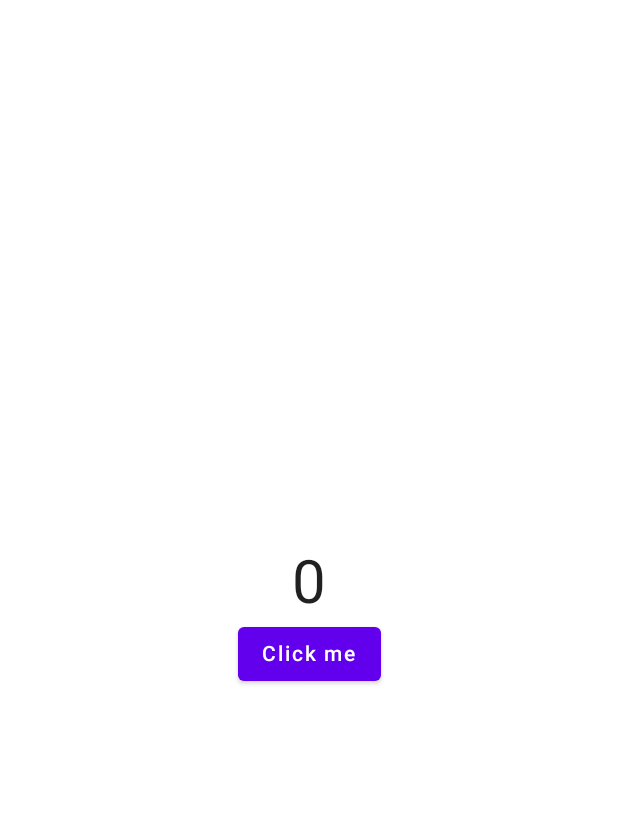
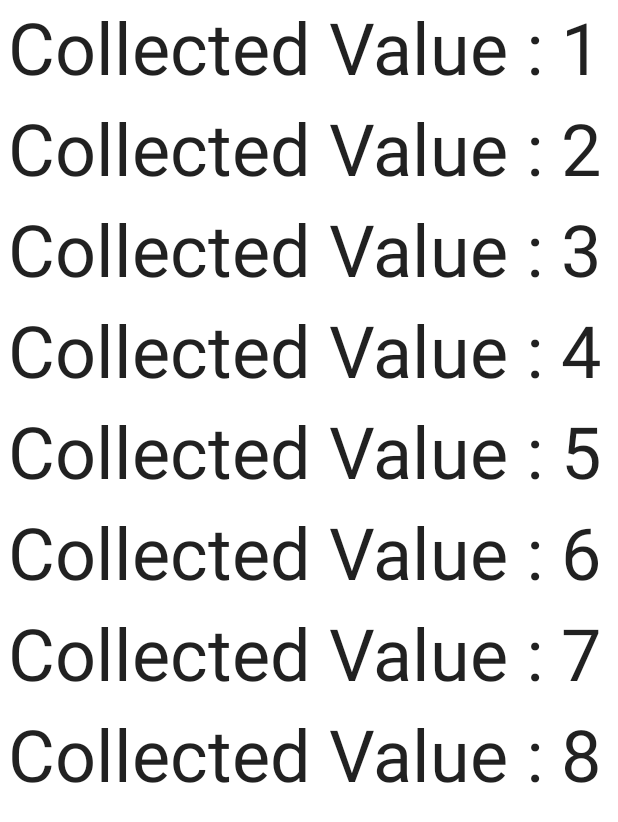
Before and after one commit to ask0908/CoreJetpackComposeBookCode, an Android app built with Jetpack Compose: the screen it shows after launch (FlowActivity before the commit, SharedFlowActivity after it), on a phone screen of 412 x 824 dp. Shown: the top 822 px of the screen. Run offline under Robolectric (Android 15) with nearby library versions, the phone set to English and light mode, and no system bars.

Commit message:
51장까지
책 1회독 끝

```diff
--- a/app/src/main/AndroidManifest.xml
+++ b/app/src/main/AndroidManifest.xml
@@ -14,26 +14,39 @@
         android:theme="@style/Theme.ComposeBookExample"
         tools:targetApi="31">
         <activity
+            android:name=".SharedFlowActivity"
+            android:exported="true"
+            android:label="@string/title_activity_shared_flow"
+            android:theme="@style/Theme.ComposeBookExample">
+            <intent-filter>
+                <action android:name="android.intent.action.MAIN" />
+
+                <category android:name="android.intent.category.LAUNCHER" />
+            </intent-filter>
+        </activity>
+        <activity
             android:name=".TestActivity"
             android:exported="true"
             android:label="@string/title_activity_test"
+            android:theme="@style/Theme.ComposeBookExample">
+
+            <!-- <intent-filter> -->
+            <!-- <action android:name="android.intent.action.MAIN" /> -->
+
+
+            <!-- <category android:name="android.intent.category.LAUNCHER" /> -->
+            <!-- </intent-filter> -->
+        </activity>
+        <activity
+            android:name=".FlowActivity"
+            android:exported="true"
+            android:label="@string/title_activity_flow"
             android:theme="@style/Theme.ComposeBookExample">
 <!--            <intent-filter>-->
 <!--                <action android:name="android.intent.action.MAIN" />-->
 
 <!--                <category android:name="android.intent.category.LAUNCHER" />-->
 <!--            </intent-filter>-->
-        </activity>
-        <activity
-            android:name=".FlowActivity"
-            android:exported="true"
-            android:label="@string/title_activity_flow"
-            android:theme="@style/Theme.ComposeBookExample">
-            <intent-filter>
-                <action android:name="android.intent.action.MAIN" />
-
-                <category android:name="android.intent.category.LAUNCHER" />
-            </intent-filter>
         </activity>
         <activity
             android:name=".SwipeActivity"
--- /dev/null
+++ b/app/src/main/java/com/example/composebookexample/SharedFlowActivity.kt
@@ -0,0 +1,81 @@
+package com.example.composebookexample
+
+import android.os.Bundle
+import androidx.activity.ComponentActivity
+import androidx.activity.compose.setContent
+import androidx.compose.foundation.layout.fillMaxSize
+import androidx.compose.foundation.layout.padding
+import androidx.compose.foundation.lazy.LazyColumn
+import androidx.compose.foundation.lazy.items
+import androidx.compose.material.MaterialTheme
+import androidx.compose.material.Surface
+import androidx.compose.material.Text
+import androidx.lifecycle.viewmodel.compose.viewModel
+import androidx.compose.runtime.Composable
+import androidx.compose.runtime.LaunchedEffect
+import androidx.compose.runtime.mutableStateListOf
+import androidx.compose.runtime.remember
+import androidx.compose.ui.Modifier
+import androidx.compose.ui.platform.LocalLifecycleOwner
+import androidx.compose.ui.tooling.preview.Preview
+import androidx.compose.ui.unit.dp
+import androidx.lifecycle.Lifecycle
+import androidx.lifecycle.repeatOnLifecycle
+import com.example.composebookexample.ui.theme.ComposeBookExampleTheme
+import kotlinx.coroutines.flow.SharedFlow
+
+class SharedFlowActivity : ComponentActivity() {
+    override fun onCreate(savedInstanceState: Bundle?) {
+        super.onCreate(savedInstanceState)
+        setContent {
+            ComposeBookExampleTheme {
+                Surface(
+                    modifier = Modifier.fillMaxSize(),
+                    color = MaterialTheme.colors.background
+                ) {
+                    val viewModel: SharedFlowViewModel = viewModel()
+                    ScreenSetup4(viewModel)
+                }
+            }
+        }
+    }
+}
+
+@Composable
+fun ScreenSetup4(viewModel: SharedFlowViewModel = viewModel()) {
+    MainScreen13(viewModel.sharedFlow)
+}
+
+@Composable
+fun MainScreen13(sharedFlow: SharedFlow<Int>) {
+    val messages = remember { mutableStateListOf<Int>() }
+    val lifecycleOwner = LocalLifecycleOwner.current
+
+    LaunchedEffect(key1 = Unit) {
+        lifecycleOwner.repeatOnLifecycle(Lifecycle.State.STARTED) {
+            sharedFlow.collect {
+                println("Collecting $it")
+                messages.add(it)
+            }
+        }
+    }
+
+    LazyColumn {
+        items(messages) {
+            Text(
+                "Collected Value : $it",
+                style = MaterialTheme.typography.h3,
+                modifier = Modifier.padding(5.dp)
+            )
+        }
+    }
+}
+
+@Preview(showBackground = true)
+@Composable
+fun DefaultPreview22() {
+    ComposeBookExampleTheme {
+        val viewModel: SharedFlowViewModel = viewModel()
+        ScreenSetup4(viewModel)
+    }
+}
--- /dev/null
+++ b/app/src/main/java/com/example/composebookexample/SharedFlowViewModel.kt
@@ -0,0 +1,26 @@
+package com.example.composebookexample
+
+import androidx.lifecycle.ViewModel
+import androidx.lifecycle.viewModelScope
+import kotlinx.coroutines.delay
+import kotlinx.coroutines.flow.MutableSharedFlow
+import kotlinx.coroutines.flow.asSharedFlow
+import kotlinx.coroutines.launch
+
+class SharedFlowViewModel: ViewModel() {
+    private val _sharedFlow = MutableSharedFlow<Int>()
+    val sharedFlow = _sharedFlow.asSharedFlow()
+
+    init {
+        sharedFlowInit()
+    }
+
+    private fun sharedFlowInit() = viewModelScope.launch {
+        for (i in 1 .. 1000) {
+            delay(1000)
+            println("Emitting $i")
+            _sharedFlow.emit(i)
+        }
+    }
+
+}
--- a/app/src/main/res/values/strings.xml
+++ b/app/src/main/res/values/strings.xml
@@ -23,4 +23,5 @@
     <string name="title_activity_swipe">SwipeActivity</string>
     <string name="title_activity_flow">FlowActivity</string>
     <string name="title_activity_test">TestActivity</string>
+    <string name="title_activity_shared_flow">SharedFlowActivity</string>
 </resources>
```
